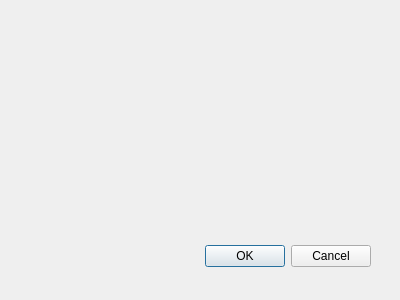
This is intlistdialog.ui in coffee247/CAPSTONE_2021 as Qt 5 draws it before an edit. The edited form follows.
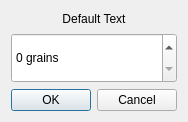
This is the edited form.

```diff
--- a/intlistdialog.ui
+++ b/intlistdialog.ui
@@ -8,22 +8,38 @@
    <rect>
     <x>0</x>
     <y>0</y>
-    <width>400</width>
-    <height>300</height>
+    <width>184</width>
+    <height>122</height>
    </rect>
   </property>
   <property name="windowTitle">
    <string>Dialog</string>
   </property>
-  <widget name="buttonBox" class="QDialogButtonBox">
-   <property name="geometry">
-    <rect>
-     <x>30</x>
-     <y>240</y>
-     <width>341</width>
-     <height>32</height>
-    </rect>
-   </property>
+  <layout class="QGridLayout" name="gridLayout">
+   <item row="1" column="0">
+    <widget class="QSpinBox" name="addGrainsSpinBox">
+     <property name="sizePolicy">
+      <sizepolicy hsizetype="Minimum" vsizetype="Minimum">
+       <horstretch>0</horstretch>
+       <verstretch>0</verstretch>
+      </sizepolicy>
+     </property>
+     <property name="minimumSize">
+      <size>
+       <width>0</width>
+       <height>50</height>
+      </size>
+     </property>
+     <property name="suffix">
+      <string> grains</string>
+     </property>
+     <property name="maximum">
+      <number>9999</number>
+     </property>
+    </widget>
+   </item>
+   <item row="2" column="0">
+    <widget class="QDialogButtonBox" name="buttonBox">
    <property name="orientation">
     <enum>Qt::Horizontal</enum>
    </property>
@@ -31,8 +47,19 @@
     <set>QDialogButtonBox::Cancel|QDialogButtonBox::Ok</set>
    </property>
   </widget>
- </widget>
- <pixmapfunction/>
+   </item>
+   <item row="0" column="0">
+    <widget class="QLabel" name="label">
+     <property name="text">
+      <string>Default Text</string>
+     </property>
+     <property name="alignment">
+      <set>Qt::AlignCenter</set>
+     </property>
+    </widget>
+   </item>
+  </layout>
+ </widget>
  <resources/>
  <connections>
   <connection>
```
Left out of the diff: 6 changed lines with no effect on the pictures. Lines whose indentation alone changed are shown as unchanged.
